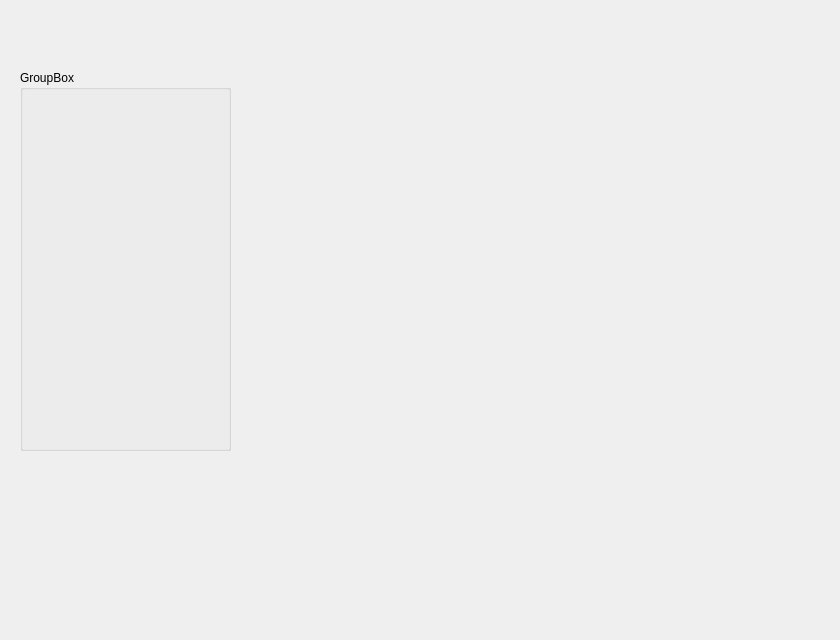
Before: the Qt Designer form View/TabGpio/tabgpiouno.ui in AakashKumar21/EmbeddedToolbox-GUI, drawn with Qt 5.
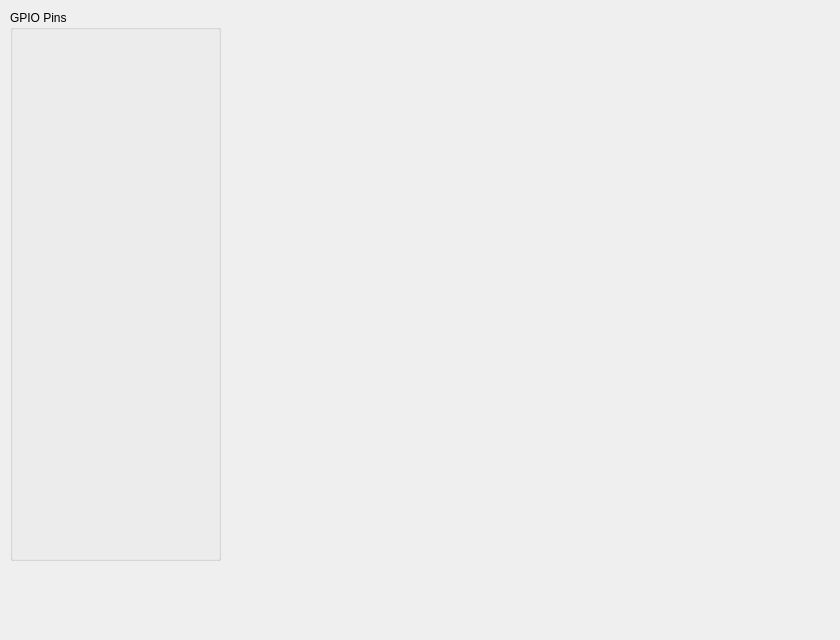
After: the same form once the commit is applied.

Commit message:
Polished ArdunioGpioTab
Now it shows 13 GPIO pins, labels (High,Low,Input,Output) are now shown next to checkboxes,
But all in one column

What changed in the file:
```diff
--- a/View/TabGpio/tabgpiouno.ui
+++ b/View/TabGpio/tabgpiouno.ui
@@ -16,14 +16,14 @@
   <widget class="QGroupBox" name="groupBox">
    <property name="geometry">
     <rect>
-     <x>20</x>
-     <y>70</y>
+     <x>10</x>
+     <y>10</y>
      <width>211</width>
-     <height>381</height>
+     <height>551</height>
     </rect>
    </property>
    <property name="title">
-    <string>GroupBox</string>
+    <string>GPIO Pins</string>
    </property>
    <widget class="QWidget" name="gridLayoutWidget_3">
     <property name="geometry">
@@ -31,7 +31,7 @@
       <x>10</x>
       <y>30</y>
       <width>191</width>
-      <height>341</height>
+      <height>511</height>
      </rect>
     </property>
     <layout class="QGridLayout" name="gridLayout_3"/>
```
The commit also changes 2 other files.
